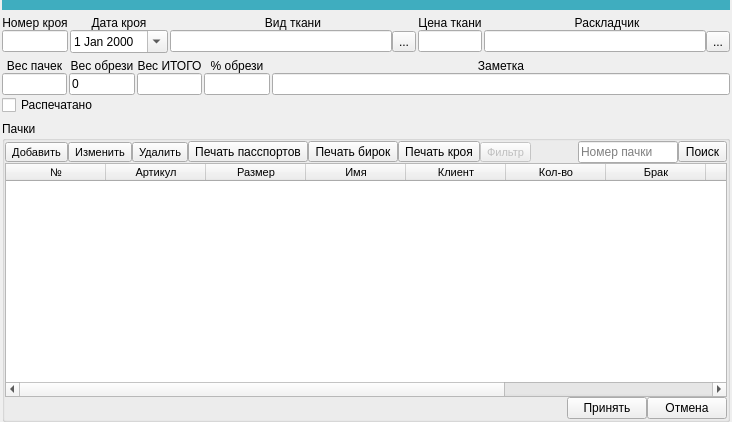
Meller008/CRM-Avi, file ui/cut_brows.ui: the form before one commit.
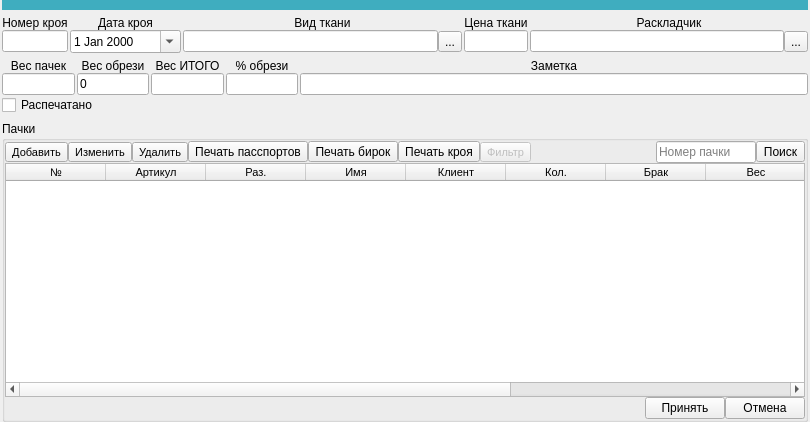
The form after the commit.

Commit message: работа - Добавлена колонка назание клиента в крой

Patch:
```diff
--- a/ui/cut_brows.ui
+++ b/ui/cut_brows.ui
@@ -6,7 +6,7 @@
    <rect>
     <x>0</x>
     <y>0</y>
-    <width>732</width>
+    <width>810</width>
     <height>422</height>
    </rect>
   </property>
@@ -447,7 +447,7 @@
         </column>
         <column>
          <property name="text">
-          <string>Размер</string>
+          <string>Раз.</string>
          </property>
         </column>
         <column>
@@ -462,7 +462,7 @@
         </column>
         <column>
          <property name="text">
-          <string>Кол-во</string>
+          <string>Кол.</string>
          </property>
         </column>
         <column>
@@ -485,6 +485,11 @@
           <string>Проверка</string>
          </property>
         </column>
+        <column>
+         <property name="text">
+          <string>Название клиента</string>
+         </property>
+        </column>
        </widget>
       </item>
      </layout>
```
The commit also changes 2 other files.
